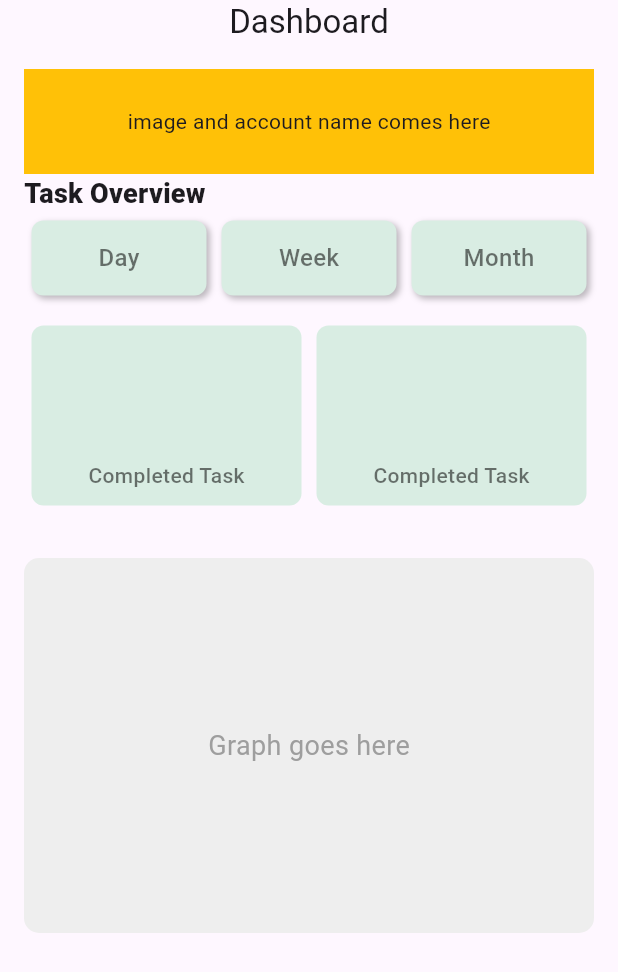
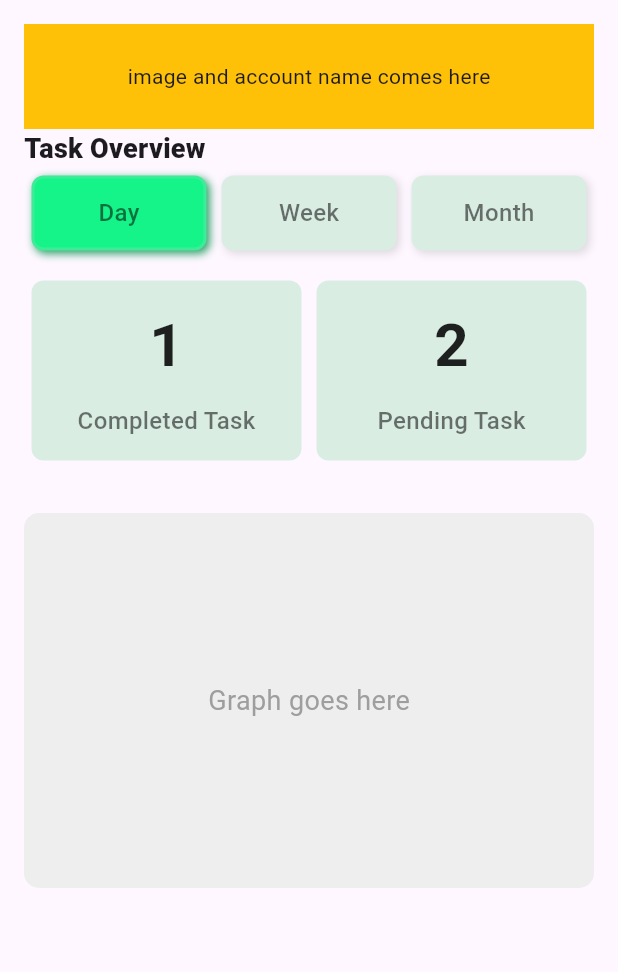
Before and after one commit to byteArrow18/App_Dev_001, a Flutter app: the screen it shows after launch, on a phone screen of 412 x 824 dp. Shown: the top 972 px of the screen. Run offline on Flutter 3.47's test engine with Material 3 defaults, Android fonts, the phone set to English and light mode, and no system bars.

Commit message:
dashboard page changes

```diff
--- a/lib/main.dart
+++ b/lib/main.dart
@@ -18,17 +18,30 @@ class MyApp extends StatelessWidget {
   }
 }
 
-class HomePage extends StatelessWidget {
+class HomePage extends StatefulWidget {
+  @override
+  State<HomePage> createState() => _HomePageState();
+}
+
+class _HomePageState extends State<HomePage> {
+  int _selectBuildTimeBlock = 0;  //Set Day to 0 initially
+  int completedTask = 1;
+  int pendingTask = 2;
+  // int completedTask = fetchedData.completedTaskCount;  // Replace this with your API response
+  // int pendingTask = fetchedData.pendingTaskCount;      // Replace this with your API response
+
+
   @override
   Widget build(BuildContext context) {
     return Scaffold(
-      appBar: AppBar(
-        title: Text("Dashboard"),
-        centerTitle: true,
+      // appBar: AppBar(
+        // title: Text("Dashboard"),
+        // centerTitle: true,
         // backgroundColor: Colors.amber,
-        toolbarHeight: 30,
-      ),
-      body: Padding(
+        // toolbarHeight: 30,
+      // ),
+      body: SafeArea(
+        child: Padding(
           padding: const EdgeInsets.all(16.0),
           child: Column(
             crossAxisAlignment: CrossAxisAlignment.start,
@@ -37,16 +50,18 @@ class HomePage extends StatelessWidget {
                 children: [
                   Expanded(
                     child: Container(
-                    child: Text("image and account name comes here"),
                       color: Colors.amber,
                       height: 70,
                       alignment: Alignment(0, 0),
+                      child: Text("image and account name comes here"),
                     ),
                   )
                 ],
               ),
               // Row with Day, Week, Month buttons
-            Text("Task Overview", style: TextStyle(
+              Text(
+                "Task Overview",
+                style: TextStyle(
                   fontSize: 18,
                   fontWeight: FontWeight.w800,
                   letterSpacing: 0.2,
@@ -55,16 +70,16 @@ class HomePage extends StatelessWidget {
               Row(
                 mainAxisAlignment: MainAxisAlignment.spaceBetween,
                 children: [
-                _buildTimeBlock("Day", Color.fromARGB(255, 217, 237, 227)),
-                _buildTimeBlock("Week", Color.fromARGB(255, 217, 237, 227)),
-                _buildTimeBlock("Month", Color.fromARGB(255, 217, 237, 227)),
+                  _buildTimeBlock("Day", Color.fromARGB(255, 217, 237, 227), 0),
+                  _buildTimeBlock("Week", Color.fromARGB(255, 217, 237, 227), 1),
+                  _buildTimeBlock("Month", Color.fromARGB(255, 217, 237, 227), 2),
                 ],
               ),
               Row(
                 mainAxisAlignment: MainAxisAlignment.spaceAround,
                 children: [
-                _countTaskBlock("Completed Task", Color.fromARGB(255, 217, 237, 227)),
-                _countTaskBlock("Completed Task", Color.fromARGB(255, 217, 237, 227)),
+                  _countTaskBlock("Completed Task", Color.fromARGB(255, 217, 237, 227), completedTask),
+                  _countTaskBlock("Pending Task", Color.fromARGB(255, 217, 237, 227), pendingTask),
                 ],
               ),
               SizedBox(height: 20),
@@ -86,14 +101,18 @@ class HomePage extends StatelessWidget {
             ],
           ),
         ),
+      ),
     );
   }
 
   // Method to build each time block (Day, Week, Month)
-  Widget _buildTimeBlock(String label, Color color) {
+  Widget _buildTimeBlock(String label, Color color, int index) {
     return Expanded(
       child: GestureDetector(
         onTap: () {
+          setState(() {
+            _selectBuildTimeBlock = index;
+          });
           // Handle button press (you can add your logic here later)
           print('$label clicked');
         },
@@ -101,12 +120,16 @@ class HomePage extends StatelessWidget {
           margin: EdgeInsets.all(5),
           height: 50,
           decoration: BoxDecoration(
-            color: color,
+            color: _selectBuildTimeBlock == index ? const Color.fromARGB(255, 20, 244, 136) : color,
             borderRadius: BorderRadius.circular(8),
+            border: Border.all(
+              color: _selectBuildTimeBlock == index ? const Color.fromARGB(255, 62, 236, 152) : Colors.transparent,
+              width: 2,
+            ),
             boxShadow: [
               BoxShadow(
-                color: Colors.black26,
-                blurRadius: 3,
+                color: _selectBuildTimeBlock == index ? const Color.fromARGB(255, 52, 163, 110) : Colors.black12,
+                blurRadius: 4,
                 offset: Offset(2, 2),
               ),
             ],
@@ -126,7 +149,7 @@ class HomePage extends StatelessWidget {
     );
   }
 
-  Widget _countTaskBlock(String label, Color color) {
+  Widget _countTaskBlock(String label, Color color, int taskCount) {
     return Expanded(
       child: Container(
         margin: EdgeInsets.fromLTRB(5, 15, 5, 15),
@@ -135,16 +158,30 @@ class HomePage extends StatelessWidget {
           color: color,
           borderRadius: BorderRadius.circular(8),
         ),
-        child: Align(
-          alignment: Alignment(0, 0.8),
-          child: Text(
+        child: Column(
+          mainAxisAlignment: MainAxisAlignment.center,
+          crossAxisAlignment: CrossAxisAlignment.center,
+          children: [
+            // Static Number Display
+            Text(
+              taskCount.toString(), // Display static value (this will change dynamically later)
+              style: TextStyle(
+                fontSize: 40,
+                fontWeight: FontWeight.bold,
+                color: Colors.black87,
+              ),
+            ),
+            SizedBox(height: 10), // Space between number and label
+            // Label Text (e.g., "Completed Task")
+            Text(
               label,
               style: TextStyle(
+                fontSize: 16,
+                fontWeight: FontWeight.w500,
                 color: Colors.black54,
-              fontSize: 14,
-              fontWeight: FontWeight.w500,
               ),
-          ),
+            )
+          ]
         ),
       ),
       );
```
Lines whose indentation alone changed are shown as unchanged.
